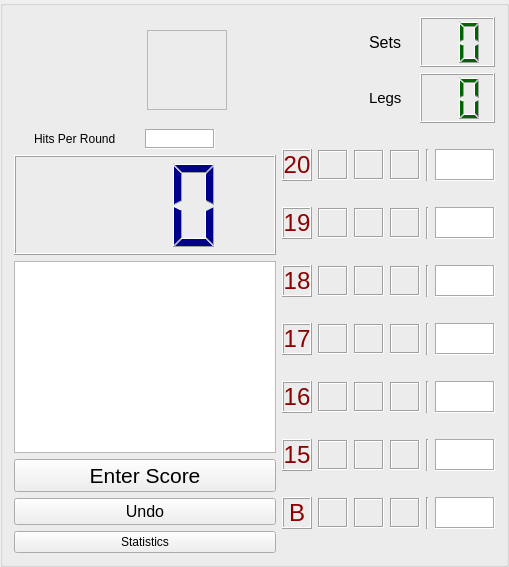
This is src/groupbox_cricket.ui in m1ld3/dartomato as Qt 5 draws it before an edit. The edited form follows.
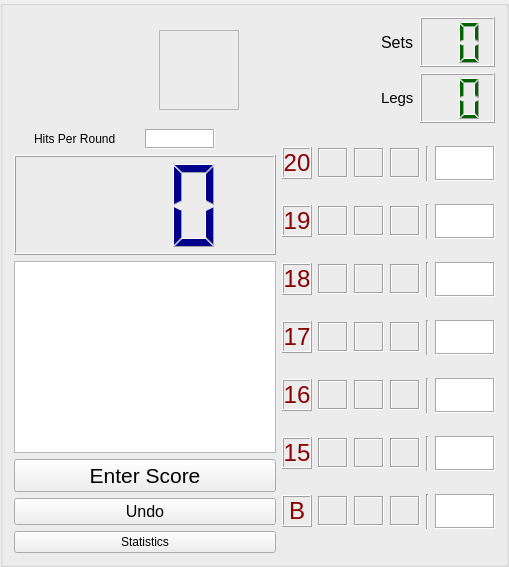
This is the edited form. Custom widgets are drawn as their Qt base class.

Commit message: Add delete player data option, change some pixmaps

Diff of the .ui file:
```diff
--- a/src/groupbox_cricket.ui
+++ b/src/groupbox_cricket.ui
@@ -7,7 +7,7 @@
     <x>0</x>
     <y>0</y>
     <width>509</width>
-    <height>523</height>
+    <height>567</height>
    </rect>
   </property>
   <property name="sizePolicy">
@@ -20,22 +20,7 @@
    <string>GroupBox</string>
   </property>
   <layout class="QGridLayout" name="gridLayout">
-   <item row="0" column="0">
-    <widget class="QLabel" name="labelPlayerName">
-     <property name="font">
-      <font>
-       <pointsize>25</pointsize>
-      </font>
-     </property>
-     <property name="text">
-      <string/>
-     </property>
-     <property name="alignment">
-      <set>Qt::AlignCenter</set>
-     </property>
-    </widget>
-   </item>
-   <item row="0" column="1">
+   <item row="0" column="8">
     <widget class="CPlayerActiveButton" name="labelPic">
      <property name="sizePolicy">
       <sizepolicy hsizetype="Fixed" vsizetype="Fixed">
@@ -69,115 +54,7 @@
      </property>
     </widget>
    </item>
-   <item row="0" column="2">
-    <spacer name="horizontalSpacer_3">
-     <property name="orientation">
-      <enum>Qt::Horizontal</enum>
-     </property>
-     <property name="sizeType">
-      <enum>QSizePolicy::Preferred</enum>
-     </property>
-     <property name="sizeHint" stdset="0">
-      <size>
-       <width>130</width>
-       <height>20</height>
-      </size>
-     </property>
-    </spacer>
-   </item>
-   <item row="0" column="3">
-    <layout class="QVBoxLayout" name="verticalLayout">
-     <item>
-      <layout class="QHBoxLayout" name="horizontalLayout_3">
-       <item>
-        <widget class="QLabel" name="label_set">
-         <property name="font">
-          <font>
-           <pointsize>12</pointsize>
-          </font>
-         </property>
-         <property name="text">
-          <string>Sets</string>
-         </property>
-        </widget>
-       </item>
-       <item>
-        <widget class="QLCDNumber" name="lcdNumberSets">
-         <property name="sizePolicy">
-          <sizepolicy hsizetype="Minimum" vsizetype="Preferred">
-           <horstretch>0</horstretch>
-           <verstretch>0</verstretch>
-          </sizepolicy>
-         </property>
-         <property name="minimumSize">
-          <size>
-           <width>75</width>
-           <height>50</height>
-          </size>
-         </property>
-         <property name="maximumSize">
-          <size>
-           <width>16777215</width>
-           <height>50</height>
-          </size>
-         </property>
-         <property name="styleSheet">
-          <string notr="true">QLCDNumber { color: darkgreen; background-color: none }</string>
-         </property>
-         <property name="digitCount">
-          <number>2</number>
-         </property>
-        </widget>
-       </item>
-      </layout>
-     </item>
-     <item>
-      <layout class="QHBoxLayout" name="horizontalLayout_2">
-       <item>
-        <widget class="QLabel" name="label_leg">
-         <property name="font">
-          <font>
-           <pointsize>11</pointsize>
-          </font>
-         </property>
-         <property name="text">
-          <string>Legs</string>
-         </property>
-        </widget>
-       </item>
-       <item>
-        <widget class="QLCDNumber" name="lcdNumberLegs">
-         <property name="sizePolicy">
-          <sizepolicy hsizetype="Minimum" vsizetype="Preferred">
-           <horstretch>0</horstretch>
-           <verstretch>0</verstretch>
-          </sizepolicy>
-         </property>
-         <property name="minimumSize">
-          <size>
-           <width>75</width>
-           <height>50</height>
-          </size>
-         </property>
-         <property name="maximumSize">
-          <size>
-           <width>16777215</width>
-           <height>50</height>
-          </size>
-         </property>
-         <property name="styleSheet">
-          <string notr="true">QLCDNumber { color: darkgreen; background-color: none }</string>
-         </property>
-         <property name="digitCount">
-          <number>2</number>
-         </property>
-        </widget>
-       </item>
-      </layout>
-     </item>
-    </layout>
-   </item>
-   <item row="1" column="0" colspan="4">
+   <item row="1" column="2" colspan="9">
     <layout class="QHBoxLayout" name="horizontalLayout_9">
      <item>
       <layout class="QVBoxLayout" name="verticalLayout_5">
@@ -515,9 +392,9 @@
            </property>
            <property name="font">
             <font>
-             <pointsize>18</pointsize>
-             <italic>true</italic>
-             <bold>true</bold>
+             <pointsize>20</pointsize>
+             <italic>false</italic>
+             <bold>false</bold>
             </font>
            </property>
            <property name="styleSheet">
@@ -675,9 +552,9 @@
            </property>
            <property name="font">
             <font>
-             <pointsize>18</pointsize>
-             <italic>true</italic>
-             <bold>true</bold>
+             <pointsize>20</pointsize>
+             <italic>false</italic>
+             <bold>false</bold>
             </font>
            </property>
            <property name="styleSheet">
@@ -835,9 +712,9 @@
            </property>
            <property name="font">
             <font>
-             <pointsize>18</pointsize>
-             <italic>true</italic>
-             <bold>true</bold>
+             <pointsize>20</pointsize>
+             <italic>false</italic>
+             <bold>false</bold>
             </font>
            </property>
            <property name="styleSheet">
@@ -995,9 +872,9 @@
            </property>
            <property name="font">
             <font>
-             <pointsize>18</pointsize>
-             <italic>true</italic>
-             <bold>true</bold>
+             <pointsize>20</pointsize>
+             <italic>false</italic>
+             <bold>false</bold>
             </font>
            </property>
            <property name="styleSheet">
@@ -1155,9 +1032,9 @@
            </property>
            <property name="font">
             <font>
-             <pointsize>18</pointsize>
-             <italic>true</italic>
-             <bold>true</bold>
+             <pointsize>20</pointsize>
+             <italic>false</italic>
+             <bold>false</bold>
             </font>
            </property>
            <property name="styleSheet">
@@ -1315,9 +1192,9 @@
            </property>
            <property name="font">
             <font>
-             <pointsize>18</pointsize>
-             <italic>true</italic>
-             <bold>true</bold>
+             <pointsize>20</pointsize>
+             <italic>false</italic>
+             <bold>false</bold>
             </font>
            </property>
            <property name="styleSheet">
@@ -1475,9 +1352,9 @@
            </property>
            <property name="font">
             <font>
-             <pointsize>18</pointsize>
-             <italic>true</italic>
-             <bold>true</bold>
+             <pointsize>20</pointsize>
+             <italic>false</italic>
+             <bold>false</bold>
             </font>
            </property>
            <property name="styleSheet">
@@ -1503,6 +1380,142 @@
      </item>
     </layout>
    </item>
+   <item row="0" column="10">
+    <layout class="QVBoxLayout" name="verticalLayout">
+     <item>
+      <layout class="QHBoxLayout" name="horizontalLayout_3">
+       <item>
+        <widget class="QLabel" name="label_set">
+         <property name="font">
+          <font>
+           <pointsize>12</pointsize>
+          </font>
+         </property>
+         <property name="text">
+          <string>Sets</string>
+         </property>
+        </widget>
+       </item>
+       <item>
+        <widget class="QLCDNumber" name="lcdNumberSets">
+         <property name="sizePolicy">
+          <sizepolicy hsizetype="Minimum" vsizetype="Preferred">
+           <horstretch>0</horstretch>
+           <verstretch>0</verstretch>
+          </sizepolicy>
+         </property>
+         <property name="minimumSize">
+          <size>
+           <width>75</width>
+           <height>50</height>
+          </size>
+         </property>
+         <property name="maximumSize">
+          <size>
+           <width>16777215</width>
+           <height>50</height>
+          </size>
+         </property>
+         <property name="styleSheet">
+          <string notr="true">QLCDNumber { color: darkgreen; background-color: none }</string>
+         </property>
+         <property name="digitCount">
+          <number>2</number>
+         </property>
+        </widget>
+       </item>
+      </layout>
+     </item>
+     <item>
+      <layout class="QHBoxLayout" name="horizontalLayout_2">
+       <item>
+        <widget class="QLabel" name="label_leg">
+         <property name="font">
+          <font>
+           <pointsize>11</pointsize>
+          </font>
+         </property>
+         <property name="text">
+          <string>Legs</string>
+         </property>
+        </widget>
+       </item>
+       <item>
+        <widget class="QLCDNumber" name="lcdNumberLegs">
+         <property name="sizePolicy">
+          <sizepolicy hsizetype="Minimum" vsizetype="Preferred">
+           <horstretch>0</horstretch>
+           <verstretch>0</verstretch>
+          </sizepolicy>
+         </property>
+         <property name="minimumSize">
+          <size>
+           <width>75</width>
+           <height>50</height>
+          </size>
+         </property>
+         <property name="maximumSize">
+          <size>
+           <width>16777215</width>
+           <height>50</height>
+          </size>
+         </property>
+         <property name="styleSheet">
+          <string notr="true">QLCDNumber { color: darkgreen; background-color: none }</string>
+         </property>
+         <property name="digitCount">
+          <number>2</number>
+         </property>
+        </widget>
+       </item>
+      </layout>
+     </item>
+    </layout>
+   </item>
+   <item row="0" column="9">
+    <spacer name="horizontalSpacer_3">
+     <property name="orientation">
+      <enum>Qt::Horizontal</enum>
+     </property>
+     <property name="sizeType">
+      <enum>QSizePolicy::Preferred</enum>
+     </property>
+     <property name="sizeHint" stdset="0">
+      <size>
+       <width>130</width>
+       <height>20</height>
+      </size>
+     </property>
+    </spacer>
+   </item>
+   <item row="0" column="3">
+    <widget class="QLabel" name="labelLegBegin">
+     <property name="maximumSize">
+      <size>
+       <width>25</width>
+       <height>25</height>
+      </size>
+     </property>
+     <property name="text">
+      <string/>
+     </property>
+    </widget>
+   </item>
+   <item row="0" column="4">
+    <widget class="QLabel" name="labelPlayerName">
+     <property name="font">
+      <font>
+       <pointsize>25</pointsize>
+      </font>
+     </property>
+     <property name="text">
+      <string/>
+     </property>
+     <property name="alignment">
+      <set>Qt::AlignCenter</set>
+     </property>
+    </widget>
+   </item>
   </layout>
  </widget>
  <customwidgets>
```
The commit also changes 22 other files.
